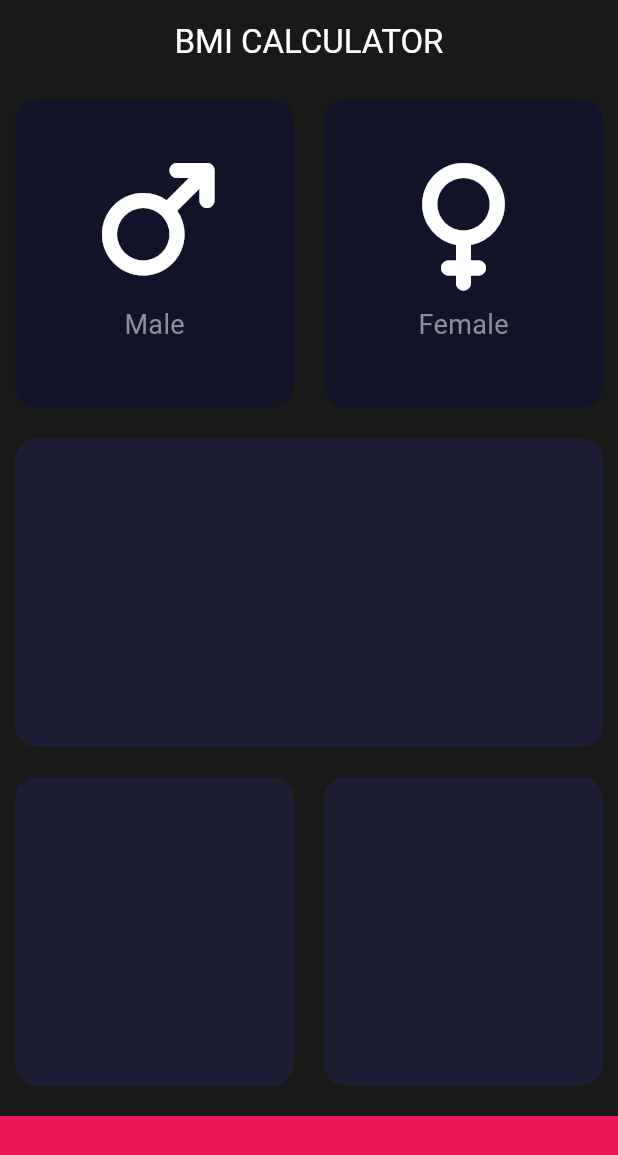
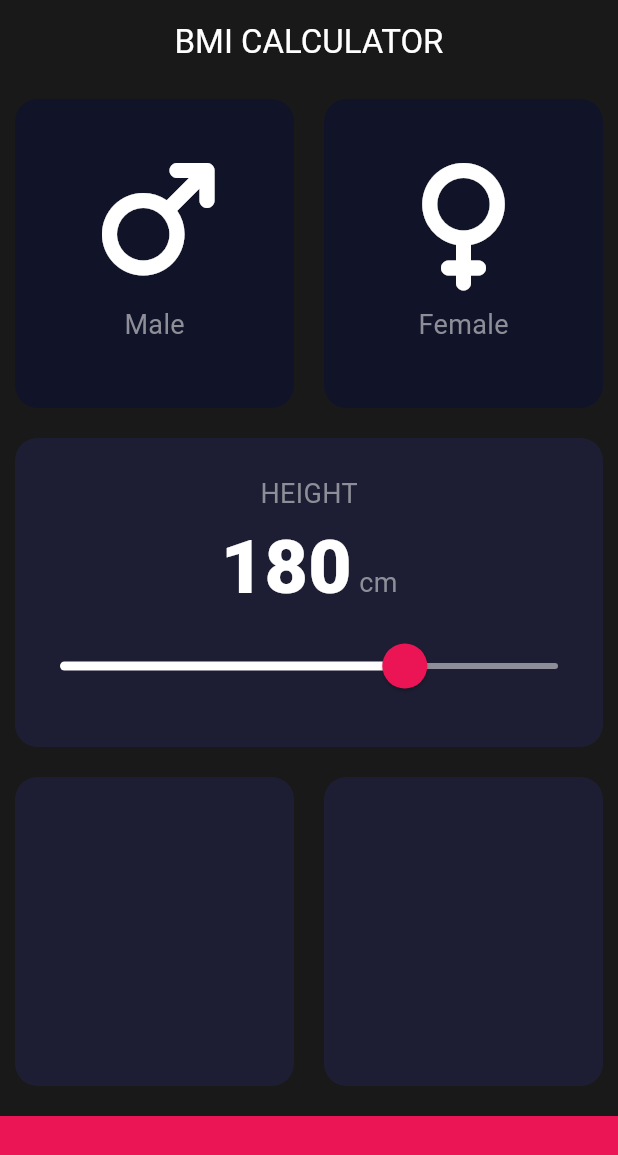
Before and after one commit to Neoakay005/angelas_bmi_calculator_flutter, a Flutter app: the screen it shows after launch, on a phone screen of 412 x 824 dp. Shown: the top 1155 px of the screen. Run offline on Flutter 3.47's test engine with Material 3 defaults, Android fonts, the phone set to English and light mode, and no system bars; our stand-ins replace font_awesome_flutter.

Commit message:
Added slide feature for body height.

```diff
--- /dev/null
+++ b/lib/constants.dart
@@ -0,0 +1,10 @@
+import 'package:flutter/material.dart';
+
+// Constants
+const kButtomContainerHeight = 80.0;
+const kActiveCardColour = Color(0xFF1D1E33);
+const kInactiveCardColour = Color(0xFF111328);
+const kBottomContainerColour = Color(0xFFEB1555);
+
+const kLableTextStyle = TextStyle(fontSize: 18, color: Color(0xFF8D8E98));
+const kLableNumberStyle = TextStyle(fontSize: 50, fontWeight: FontWeight.w900);
--- a/lib/icon_content.dart
+++ b/lib/icon_content.dart
@@ -1,6 +1,5 @@
 import 'package:flutter/material.dart';
-
-const lableTextStyle = TextStyle(fontSize: 18, color: Color(0xFF8D8E98));
+import 'constants.dart';
 
 class IconContent extends StatelessWidget {
   const IconContent({super.key, required this.icon, required this.gender});
@@ -15,7 +14,7 @@ class IconContent extends StatelessWidget {
       children: [
         Icon(icon, size: 80),
         Padding(padding: EdgeInsets.only(bottom: 15)),
-        Text(gender, style: lableTextStyle),
+        Text(gender, style: kLableTextStyle),
       ],
     );
   }
--- a/lib/input_page.dart
+++ b/lib/input_page.dart
@@ -2,12 +2,7 @@ import 'package:flutter/material.dart';
 import 'package:font_awesome_flutter/font_awesome_flutter.dart';
 import 'reusable_card.dart';
 import 'icon_content.dart';
-
-// Constants
-const buttomContainerHeight = 80.0;
-const activeCardColour = Color(0xFF1D1E33);
-const inactiveCardColour = Color(0xFF111328);
-const bottomContainerColour = Color(0xFFEB1555);
+import 'constants.dart';
 
 enum Gender { male, female }
 
@@ -20,12 +15,14 @@ class InputPage extends StatefulWidget {
 
 class _InputPageState extends State<InputPage> {
   Gender? selectedGender;
+  int height = 180;
 
   @override
   Widget build(BuildContext context) {
     return Scaffold(
       appBar: AppBar(title: Center(child: const Text('BMI CALCULATOR'))),
       body: Column(
+        crossAxisAlignment: CrossAxisAlignment.stretch,
         children: [
           Expanded(
             child: Row(
@@ -38,8 +35,8 @@ class _InputPageState extends State<InputPage> {
                       });
                     },
                     colours: selectedGender == Gender.male
-                        ? activeCardColour
-                        : inactiveCardColour,
+                        ? kActiveCardColour
+                        : kInactiveCardColour,
                     cardChild: IconContent(
                       icon: FontAwesomeIcons.mars,
                       gender: "Male",
@@ -54,8 +51,8 @@ class _InputPageState extends State<InputPage> {
                       });
                     },
                     colours: selectedGender == Gender.female
-                        ? activeCardColour
-                        : inactiveCardColour,
+                        ? kActiveCardColour
+                        : kInactiveCardColour,
                     cardChild: IconContent(
                       icon: FontAwesomeIcons.venus,
                       gender: "Female",
@@ -65,20 +62,63 @@ class _InputPageState extends State<InputPage> {
               ],
             ),
           ),
-          Expanded(child: ReusableCard(colours: activeCardColour)),
+          Expanded(
+            child: ReusableCard(
+              colours: kActiveCardColour,
+              cardChild: Column(
+                mainAxisAlignment: MainAxisAlignment.center,
+                children: <Widget>[
+                  Text("HEIGHT", style: kLableTextStyle),
+                  Row(
+                    mainAxisAlignment: MainAxisAlignment.center,
+                    crossAxisAlignment: CrossAxisAlignment.baseline,
+                    textBaseline: TextBaseline.alphabetic,
+                    children: <Widget>[
+                      Text(height.toString(), style: kLableNumberStyle),
+                      Text(" cm", style: kLableTextStyle),
+                    ],
+                  ),
+                  SliderTheme(
+                    data: SliderTheme.of(context).copyWith(
+                      activeTrackColor: Colors.white,
+                      inactiveTrackColor: Color(0xFF8D8E98),
+                      thumbColor: Color(0xFFEB1555),
+                      thumbShape: RoundSliderThumbShape(
+                        enabledThumbRadius: 15,
+                      ),
+                      overlayShape: RoundSliderOverlayShape(
+                        overlayRadius: 30,
+                      ),
+                      overlayColor: Color(0x26EB1555),
+                    ),
+                    child: Slider(
+                      value: height.toDouble(),
+                      min: 90.0,
+                      max: 220.0,
+                      onChanged: (double newValue) {
+                        setState(() {
+                          height = newValue.round();
+                        });
+                      },
+                    ),
+                  ),
+                ],
+              ),
+            ),
+          ),
           Expanded(
             child: Row(
               children: [
-                Expanded(child: ReusableCard(colours: activeCardColour)),
-                Expanded(child: ReusableCard(colours: activeCardColour)),
+                Expanded(child: ReusableCard(colours: kActiveCardColour)),
+                Expanded(child: ReusableCard(colours: kActiveCardColour)),
               ],
             ),
           ),
           Container(
-            color: bottomContainerColour,
+            color: kBottomContainerColour,
             margin: EdgeInsets.only(top: 10),
             width: double.infinity,
-            height: buttomContainerHeight,
+            height: kButtomContainerHeight,
           ),
         ],
       ),
```
